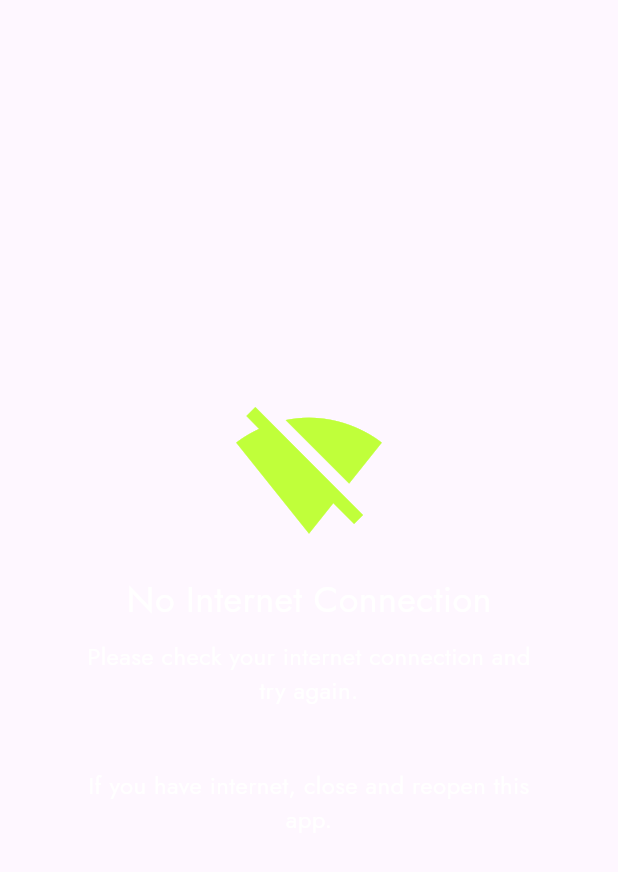
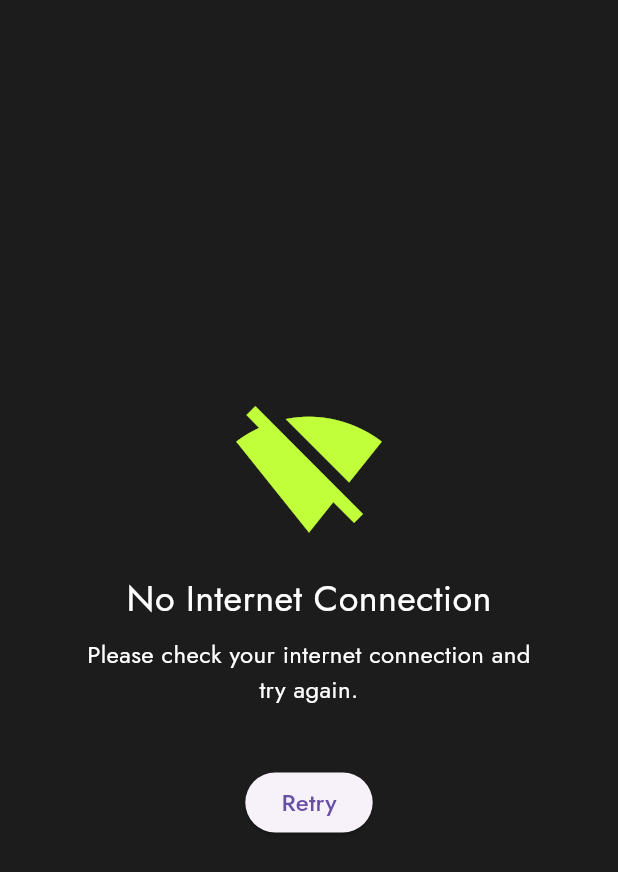
Before and after one commit to itcodehery/notes_app, a Flutter app: the NoInternetPage screen opened directly, on a phone screen of 412 x 824 dp. Shown: the top 872 px of the screen. Run offline on Flutter 3.47's test engine with Material 3 defaults, Android fonts, the light colour scheme and no system bars; our stand-ins replace flutter_dotenv, supabase_flutter; accounts and stored records are empty.

Commit message:
Minor changes

```diff
--- a/lib/main.dart
+++ b/lib/main.dart
@@ -4,7 +4,6 @@ import 'package:flutter/cupertino.dart';
 import 'package:flutter/material.dart';
 import 'package:notes_app/components/note_appbar.dart';
 import 'package:notes_app/components/note_card.dart';
-import 'package:notes_app/pages/nointernet.dart';
 import 'package:notes_app/pages/search.dart';
 import 'package:notes_app/provider/notes_provider.dart';
 import 'package:notes_app/theme.dart';
--- a/lib/pages/nointernet.dart
+++ b/lib/pages/nointernet.dart
@@ -1,8 +1,22 @@
+import 'dart:io';
+
 import 'package:flutter/material.dart';
 import 'package:notes_app/theme.dart';
 
 class NoInternetPage extends StatelessWidget {
   const NoInternetPage({super.key});
+
+  Future<bool> checkInternet() async {
+    try {
+      final result = await InternetAddress.lookup('google.com');
+      if (result.isNotEmpty && result[0].rawAddress.isNotEmpty) {
+        return true;
+      }
+    } on SocketException catch (_) {
+      return false;
+    }
+    return false;
+  }
 
   @override
   Widget build(BuildContext context) {
@@ -39,18 +53,17 @@ class NoInternetPage extends StatelessWidget {
               ),
             ),
             const SizedBox(height: 40),
-            const SizedBox(
-              width: 300,
-              child: Text(
-                'If you have internet, close and reopen this app.',
-                textAlign: TextAlign.center,
-                style: TextStyle(
-                  fontSize: 16,
-                  color: Colors.white,
-                  fontFamily: 'Jost',
-                ),
-              ),
-            ),
+            ElevatedButton(
+                onPressed: () async {
+                  var isInternet = await checkInternet();
+                  if (isInternet) {
+                    Navigator.pushNamed(context, '/home');
+                  }
+                },
+                child: const Text(
+                  'Retry',
+                  style: TextStyle(fontFamily: 'Jost', fontSize: 16),
+                )),
           ],
         ),
       ),
--- a/lib/theme.dart
+++ b/lib/theme.dart
@@ -7,6 +7,7 @@ class AppTheme {
     primaryColorDark: const Color.fromARGB(100, 192, 255, 58),
     cardColor: const Color.fromARGB(255, 39, 39, 39),
     canvasColor: const Color.fromARGB(255, 28, 28, 28),
+    scaffoldBackgroundColor: const Color.fromARGB(255, 28, 28, 28),
     disabledColor: Colors.grey.shade900,
     splashColor: Colors.white,
     iconButtonTheme: const IconButtonThemeData(
```
Also changed, not shown: lib/components/note_appbar.dart (+0 -9 lines), lib/provider/internet_provider.dart (added, +14 -0 lines).
